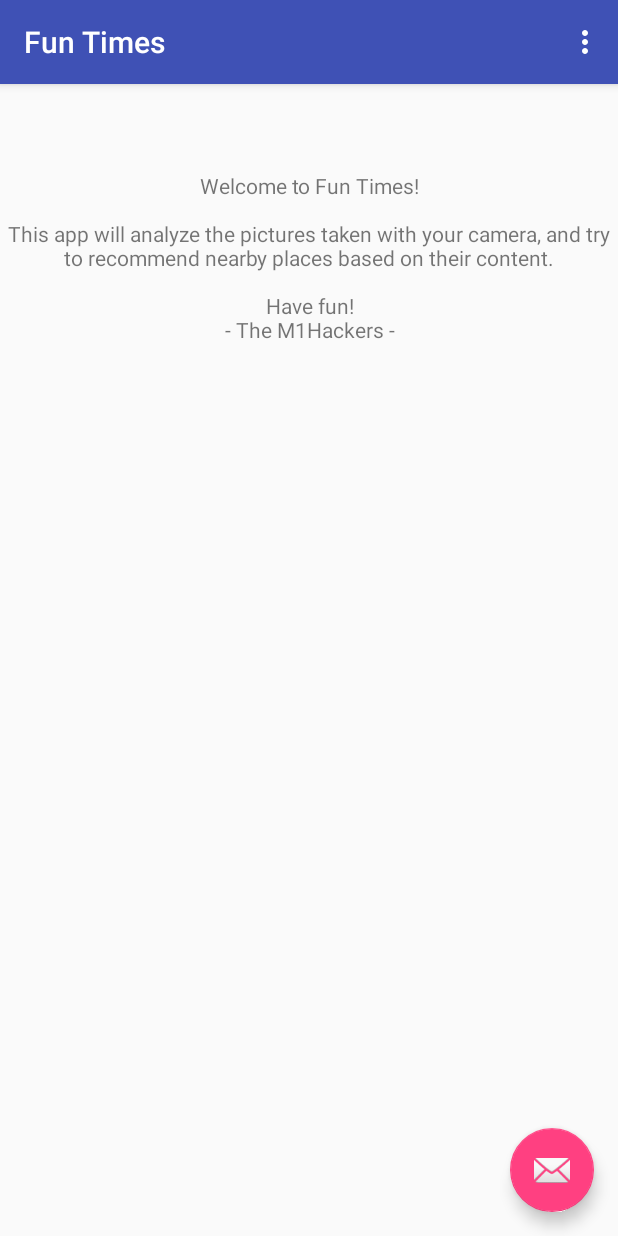
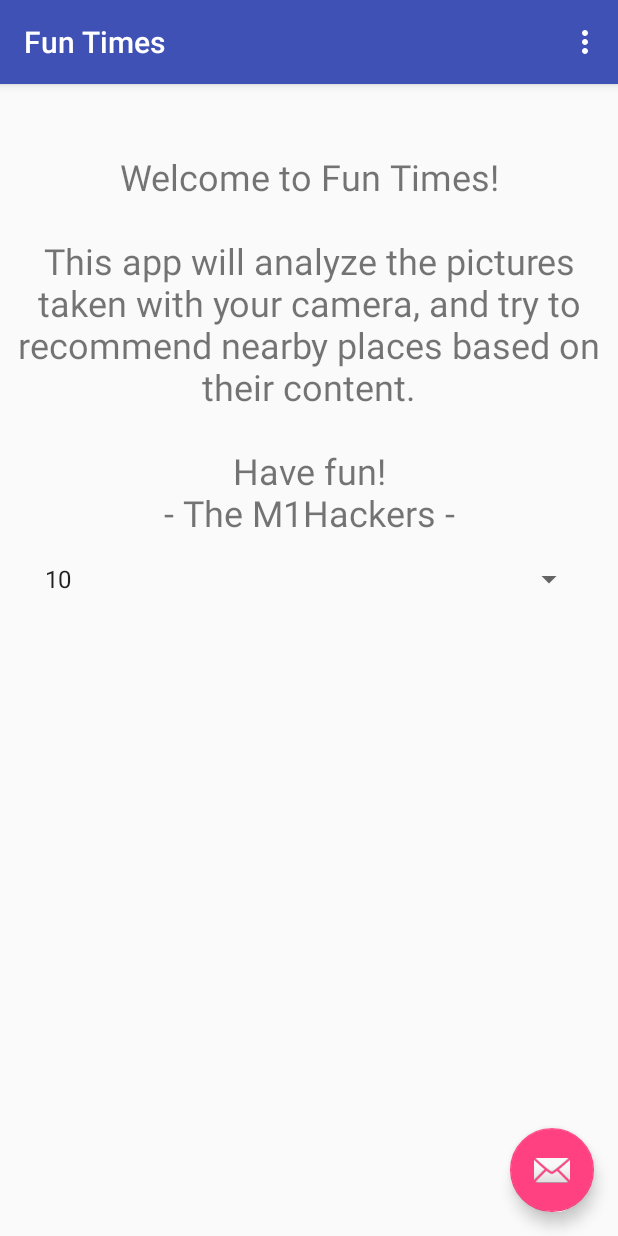
Before and after one commit to M1Hackers/FunTimes, an Android app: the screen it shows after launch (MainActivity), on a phone screen of 412 x 824 dp. Run offline under Robolectric (Android 15) with nearby library versions, the light colour scheme and no system bars.

Commit message:
Add welcome text and spinner to MainActivity

```diff
--- a/app/src/main/java/dev/m1hackers/funtimes/MainActivity.java
+++ b/app/src/main/java/dev/m1hackers/funtimes/MainActivity.java
@@ -8,6 +8,8 @@ import android.support.v7.widget.Toolbar;
 import android.view.View;
 import android.view.Menu;
 import android.view.MenuItem;
+import android.widget.ArrayAdapter;
+import android.widget.Spinner;
 
 public class MainActivity extends AppCompatActivity {
 
@@ -15,10 +17,10 @@ public class MainActivity extends AppCompatActivity {
     protected void onCreate(Bundle savedInstanceState) {
         super.onCreate(savedInstanceState);
         setContentView(R.layout.activity_main);
-        Toolbar toolbar = (Toolbar) findViewById(R.id.toolbar);
+        Toolbar toolbar = findViewById(R.id.toolbar);
         setSupportActionBar(toolbar);
 
-       FloatingActionButton fab = (FloatingActionButton) findViewById(R.id.fab);
+       FloatingActionButton fab = findViewById(R.id.fab);
         fab.setOnClickListener(new View.OnClickListener() {
             @Override
             public void onClick(View view) {
@@ -26,6 +28,16 @@ public class MainActivity extends AppCompatActivity {
                         .setAction("Action", null).show();
             }
         });
+
+        Spinner imgNumSpinner = findViewById(R.id.img_num_spinner);
+        // Create an ArrayAdapter using the string array and a default spinner layout
+        ArrayAdapter<CharSequence> imgNumSpinnerAdapter = ArrayAdapter.createFromResource(
+                this, R.array.img_num_array, android.R.layout.simple_spinner_item);
+        // Specify the layout to use when the list of choices appears
+        imgNumSpinnerAdapter.setDropDownViewResource(android.R.layout.simple_spinner_dropdown_item);
+        imgNumSpinner.setAdapter(imgNumSpinnerAdapter);
+
+
     }
 
     @Override
--- a/app/src/main/res/layout/fragment_main.xml
+++ b/app/src/main/res/layout/fragment_main.xml
@@ -9,14 +9,27 @@
     tools:context="dev.m1hackers.funtimes.MainActivityFragment">
 
     <TextView
+        android:id="@+id/welcome_text"
         android:layout_width="wrap_content"
         android:layout_height="wrap_content"
-        android:text="Welcome to Fun Times!\n\nThis app will analyze the pictures taken with your camera, and try to recommend nearby places based on their content.\n\nHave fun!\n- The M1Hackers -"
+        android:text="@string/welcome_message"
         android:textAlignment="center"
+        android:textSize="24sp"
         app:layout_constraintBottom_toBottomOf="parent"
         app:layout_constraintLeft_toLeftOf="parent"
         app:layout_constraintRight_toRightOf="parent"
         app:layout_constraintTop_toTopOf="parent"
         app:layout_constraintVertical_bias="0.089" />
 
+    <Spinner
+        android:id="@+id/img_num_spinner"
+        android:layout_width="368dp"
+        android:layout_height="wrap_content"
+        android:layout_marginLeft="16dp"
+        android:layout_marginRight="16dp"
+        android:layout_marginTop="16dp"
+        app:layout_constraintLeft_toLeftOf="parent"
+        app:layout_constraintRight_toRightOf="parent"
+        app:layout_constraintTop_toBottomOf="@+id/welcome_text" />
+
 </android.support.constraint.ConstraintLayout>
--- a/app/src/main/res/values/strings.xml
+++ b/app/src/main/res/values/strings.xml
@@ -1,4 +1,13 @@
 <resources>
     <string name="app_name">Fun Times</string>
     <string name="action_settings">Settings</string>
+    <string name="welcome_message">Welcome to Fun Times!\n\nThis app will analyze the pictures taken with your camera, and try to recommend nearby places based on their content.\n\nHave fun!\n- The M1Hackers -</string>
+    <string-array name="img_num_array">
+        <item>10</item>
+        <item>20</item>
+        <item>30</item>
+        <item>40</item>
+        <item>50</item>
+        <item>100</item>
+    </string-array>
 </resources>
```
